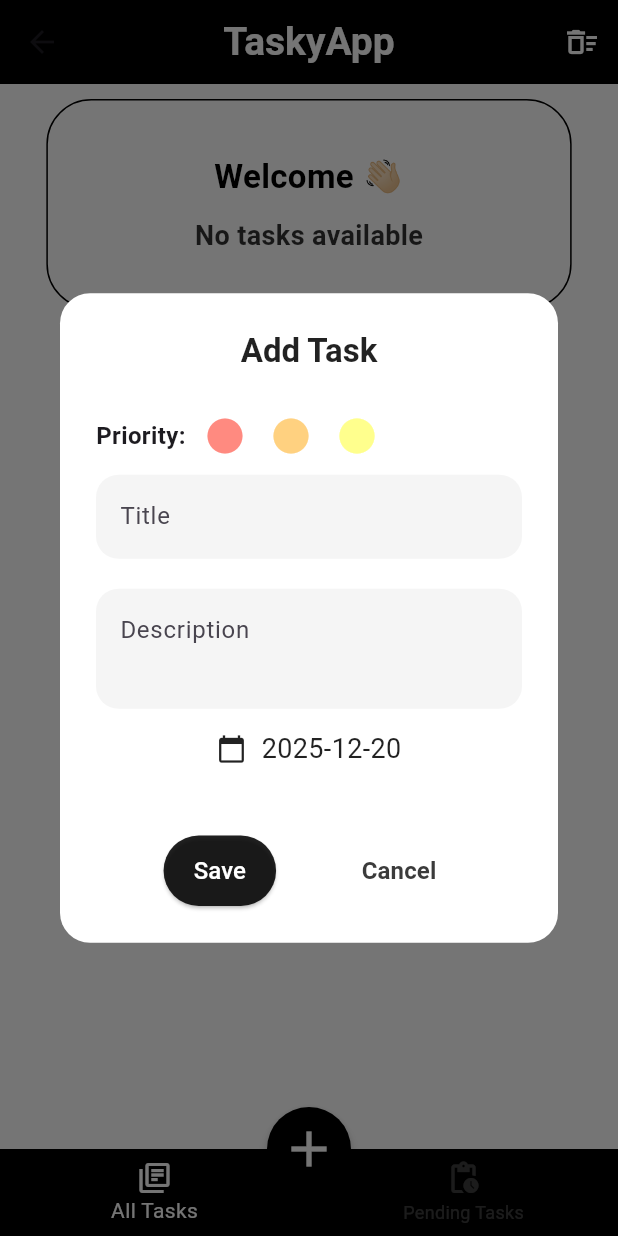
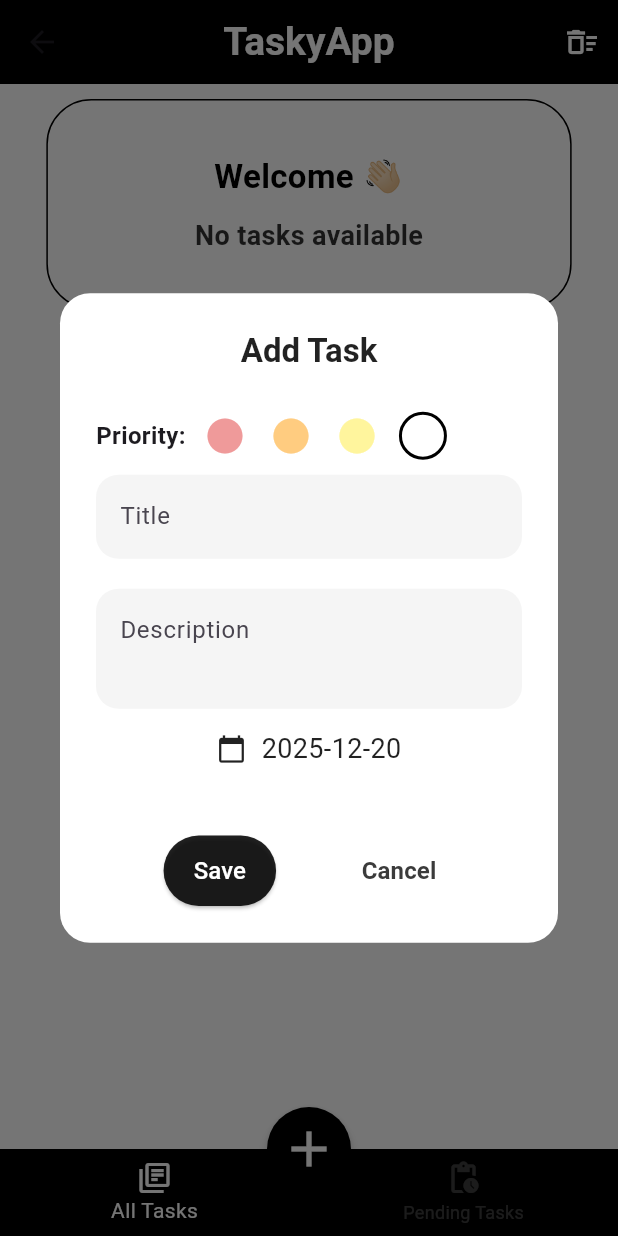
Before and after one commit to klarasameh1/TaskyApp, a Flutter app: the HomeScreen screen opened directly with empty values, after a tap on the "add" icon, on a phone screen of 412 x 824 dp. Run offline on Flutter 3.47's test engine with Material 3 defaults, Android fonts, the phone set to English and light mode, and no system bars; our stand-ins replace sqflite; accounts and stored records are empty.

Commit message:
fixed add issue

```diff
--- a/lib/database/helper/dp_helper.dart
+++ b/lib/database/helper/dp_helper.dart
@@ -14,7 +14,8 @@ class DBHelper {
   static Future<Database> _initDB() async {
     final dbPath = await getDatabasesPath();
     final path = join(dbPath, "tasks.db");
-    return openDatabase(
+
+    return await openDatabase(
       path,
       version: 1,
       onCreate: (db, version) async {
@@ -23,7 +24,7 @@ class DBHelper {
             id INTEGER PRIMARY KEY AUTOINCREMENT,
             name TEXT,
             desc TEXT,
-            date TEXT NOT NULL,
+            date TEXT,
             priority INTEGER,
             status INTEGER
           )
@@ -35,7 +36,7 @@ class DBHelper {
   // Insert task
   static Future<int> insertTask(Task task) async {
     final db = await database;
-    return db.insert("tasks", task.toMap());
+    return await db.insert("tasks", task.toMap());
   }
 
   // Get tasks
@@ -45,26 +46,31 @@ class DBHelper {
     List<Map<String, dynamic>> res;
 
     if (completed == null) {
-      res = await db.query('tasks');
+      res = await db.query('tasks', orderBy: 'id DESC');
     } else {
       res = await db.query(
         'tasks',
         where: 'status = ?',
         whereArgs: [completed ? 1 : 0],
+        orderBy: 'id DESC',
       );
     }
 
     return res.map((e) => Task.fromMap(e)).toList();
   }
 
-  // Update full task
+  // Update task
   static Future<int> updateTask(Task task) async {
     final db = await database;
-    return db.update("tasks", task.toMap(),
-        where: "id = ?", whereArgs: [task.id]);
+    return db.update(
+        "tasks",
+        task.toMap(),
+        where: "id = ?",
+        whereArgs: [task.id]
+    );
   }
 
-  // Update only status
+  // Update task status
   static Future<int> updateTaskStatus(int id, bool status) async {
     final db = await database;
     return db.update(
@@ -81,7 +87,7 @@ class DBHelper {
     return db.delete("tasks", where: "id = ?", whereArgs: [id]);
   }
 
-  // Clear all
+  // Clear all tasks
   static Future<void> clearTasks() async {
     final db = await database;
     await db.delete("tasks");
--- a/lib/dialogs/TaskDialog.dart
+++ b/lib/dialogs/TaskDialog.dart
@@ -13,7 +13,7 @@ class TaskDialog extends StatefulWidget {
     required this.title,
     this.initialName = '',
     this.initialDescription = '',
-    this.initialPriority = Colors.white70,
+    this.initialPriority = const Color(0xB3FFFFFF), // white70
     this.date = '',
     required this.onSubmit,
   });
@@ -24,25 +24,34 @@ class TaskDialog extends StatefulWidget {
 
 class _TaskDialogState extends State<TaskDialog> {
   late Color selectedPriority;
-  late TextEditingController nameController ;
-  late TextEditingController descController ;
+  late TextEditingController nameController;
+  late TextEditingController descController;
   late String selectedDate;
 
-  final Color red = Colors.redAccent.shade100;
-  final Color orange = Colors.orangeAccent.shade100;
-  final Color yellow = Colors.yellowAccent.shade100;
+  // Priority colors
+  final List<Color> priorityColors = [
+    Colors.red.shade200,
+    Colors.orange.shade200,
+    Colors.yellow.shade200,
+    const Color(0xB3FFFFFF), // white70
+  ];
 
   @override
   void initState() {
     super.initState();
     selectedPriority = widget.initialPriority;
-
     nameController = TextEditingController(text: widget.initialName);
     descController = TextEditingController(text: widget.initialDescription);
+    selectedDate = widget.date.isEmpty
+        ? DateTime.now().toString().substring(0, 10)
+        : widget.date;
+  }
 
-    selectedDate = widget.date.isEmpty
-        ? DateTime.now().toString().substring(0,10)
-        : widget.date;
+  @override
+  void dispose() {
+    nameController.dispose();
+    descController.dispose();
+    super.dispose();
   }
 
   Future<void> pickDate() async {
@@ -55,43 +64,45 @@ class _TaskDialogState extends State<TaskDialog> {
 
     if (picked != null) {
       setState(() {
-        selectedDate = picked.toString().substring(0,10);
+        selectedDate = picked.toString().substring(0, 10);
       });
     }
   }
 
-
-
   @override
   Widget build(BuildContext context) {
-
     return AlertDialog(
       backgroundColor: Colors.white,
       shape: RoundedRectangleBorder(
-        borderRadius: BorderRadius.circular(20)
+        borderRadius: BorderRadius.circular(20),
       ),
-      title: Center(child: Text(widget.title , style: TextStyle(fontWeight: FontWeight.bold , fontSize: 22 , color: Colors.black87),)),
+      title: Center(
+        child: Text(
+          widget.title,
+          style: TextStyle(
+            fontWeight: FontWeight.bold,
+            fontSize: 22,
+            color: Colors.black87,
+          ),
+        ),
+      ),
       content: SizedBox(
-        width: MediaQuery.of(context).size.width*0.8,
+        width: MediaQuery.of(context).size.width * 0.8,
         child: Column(
           mainAxisSize: MainAxisSize.min,
           children: [
-            SizedBox(height: 10,),
+            SizedBox(height: 10),
             Row(
               children: [
                 const Text(
                   "Priority: ",
                   style: TextStyle(fontSize: 16, fontWeight: FontWeight.bold),
                 ),
-                // Red button
-                _buildColorButton(red),
-                // Orange button
-                _buildColorButton(orange),
-                // Yellow button
-                _buildColorButton(yellow),
+                // Color buttons
+                ...priorityColors.map((color) => _buildColorButton(color)),
               ],
             ),
-            SizedBox(height: 10,),
+            SizedBox(height: 10),
             TextField(
               controller: nameController,
               decoration: InputDecoration(
@@ -111,7 +122,7 @@ class _TaskDialogState extends State<TaskDialog> {
               minLines: 2,
               expands: false,
               textInputAction: TextInputAction.newline,
-              decoration:  InputDecoration(
+              decoration: InputDecoration(
                 hintText: "Description",
                 filled: true,
                 fillColor: Colors.grey[100],
@@ -122,13 +133,13 @@ class _TaskDialogState extends State<TaskDialog> {
               ),
             ),
             const SizedBox(height: 14),
-
             GestureDetector(
-              onTap: pickDate, // opens calendar
+              onTap: pickDate,
               child: Row(
                 mainAxisAlignment: MainAxisAlignment.center,
                 children: [
-                  const Icon(Icons.calendar_today, size: 20, color: Colors.black87),
+                  const Icon(Icons.calendar_today,
+                      size: 20, color: Colors.black87),
                   const SizedBox(width: 10),
                   Text(
                     selectedDate,
@@ -140,8 +151,6 @@ class _TaskDialogState extends State<TaskDialog> {
                 ],
               ),
             ),
-
-
             const SizedBox(height: 20),
           ],
         ),
@@ -151,16 +160,19 @@ class _TaskDialogState extends State<TaskDialog> {
           mainAxisAlignment: MainAxisAlignment.spaceEvenly,
           children: [
             ElevatedButton(
-              onPressed: ()  {
+              onPressed: () {
                 if (nameController.text.trim().isEmpty) {
                   ScaffoldMessenger.of(context).showSnackBar(
-                    const SnackBar(content: Text("Task name is required") , duration: Duration(seconds: 5),),
+                    const SnackBar(
+                      content: Text("Task name is required"),
+                      duration: Duration(seconds: 2),
+                    ),
                   );
                   return;
                 }
                 widget.onSubmit(
-                  nameController.text,
-                  descController.text,
+                  nameController.text.trim(),
+                  descController.text.trim(),
                   selectedPriority,
                   selectedDate,
                 );
@@ -170,18 +182,28 @@ class _TaskDialogState extends State<TaskDialog> {
                 backgroundColor: Colors.black87,
                 padding: EdgeInsets.symmetric(horizontal: 20, vertical: 12),
               ),
-              child:  Text("Save", style: TextStyle(color: Colors.white , fontSize: 16) ),
+              child: Text(
+                "Save",
+                style: TextStyle(color: Colors.white, fontSize: 16),
+              ),
             ),
             TextButton(
               onPressed: () => Navigator.pop(context),
-              child: const Text("Cancel", style: TextStyle(color: Color(0xff3b3b3b) , fontSize: 16 , fontWeight: FontWeight.bold)),
+              child: const Text(
+                "Cancel",
+                style: TextStyle(
+                  color: Color(0xff3b3b3b),
+                  fontSize: 16,
+                  fontWeight: FontWeight.bold,
+                ),
+              ),
             ),
           ],
         ),
-
       ],
     );
   }
+
   Widget _buildColorButton(Color color) {
     return GestureDetector(
       onTap: () => setState(() => selectedPriority = color),
@@ -190,7 +212,9 @@ class _TaskDialogState extends State<TaskDialog> {
         decoration: BoxDecoration(
           shape: BoxShape.circle,
           border: Border.all(
-            color: selectedPriority == color ? Colors.black : Colors.transparent,
+            color: selectedPriority.value == color.value
+                ? Colors.black
+                : Colors.transparent,
             width: 2,
           ),
         ),
--- a/lib/dialogs/addDialog.dart
+++ b/lib/dialogs/addDialog.dart
@@ -6,24 +6,23 @@ import '../database/helper/dp_helper.dart';
 void showAddDialog(BuildContext context, VoidCallback refresh) {
   showDialog(
     context: context,
-    builder: (dialogContext) {
-      return TaskDialog(
+    builder: (context) => TaskDialog(
       title: "Add Task",
-        initialPriority: Colors.white70,
+      initialPriority: const Color(0xB3FFFFFF), // Use Color constructor for white70
       onSubmit: (name, desc, priority, date) async {
         final newTask = Task(
           name: name,
           desc: desc.isNotEmpty ? desc : "No description yet",
-            date: date.isEmpty ? DateTime.now().toString().substring(0, 10) : date,
+          date: date.isNotEmpty ? date : DateTime.now().toString().substring(0, 10),
           priority: priority,
           status: false,
         );
+
+        print('Adding task: ${newTask.name}, priority: ${priority.value}');
         await DBHelper.insertTask(newTask);
+        refresh(); // refresh task list
 
-          refresh(); // refresh task list
-          Navigator.pop(dialogContext);
       },
-      );
-    },
+    ),
   );
 }
--- a/lib/dialogs/editDialog.dart
+++ b/lib/dialogs/editDialog.dart
@@ -24,7 +24,6 @@ void showEditDialog(BuildContext context, Task task, VoidCallback refresh) {
 
         await DBHelper.updateTask(updatedTask); // update DB
         refresh(); // refresh task list in UI
-        Navigator.pop(context); // close dialog
       },
     ),
   );
--- a/lib/models/Task.dart
+++ b/lib/models/Task.dart
@@ -4,8 +4,8 @@ class Task {
   int? id;
   String name;
   String desc;
-  String date; // stored as YYYY-MM-DD
-  Color priority; // Flutter Color
+  String date;
+  Color priority;
   bool status;
 
   Task({
@@ -17,15 +17,37 @@ class Task {
     this.status = false,
   });
 
-  // Convert Task to Map for DB storage
-  factory Task.fromMap(Map<String, dynamic> map) => Task(
-    id: map['id'],
-    name: map['name'] ?? '',
-    desc: map['desc'] ?? '',
-    date: map['date'] ?? DateTime.now().toString().substring(0,10),
-    priority: map['priority'] != null ? Color(map['priority']) : Colors.white70,
-    status: map['status'] == 1,
-  );
+  factory Task.fromMap(Map<String, dynamic> map) {
+    // Handle priority conversion safely
+    Color priorityColor = Colors.white70; // Default
 
-  Map<String, dynamic> toMap() => {'id': id, 'name': name, 'desc': desc , 'date': date, 'priority':priority.value ,'status': status?1:0};
+    if (map['priority'] != null) {
+      try {
+        final priorityValue = map['priority'];
+        if (priorityValue is int) {
+          priorityColor = Color(priorityValue);
+        }
+      } catch (e) {
+        print('Error converting priority color: $e');
+      }
+    }
+
+    return Task(
+      id: map['id'],
+      name: map['name'] ?? '',
+      desc: map['desc'] ?? '',
+      date: map['date'] ?? DateTime.now().toString().substring(0, 10),
+      priority: priorityColor,
+      status: map['status'] == 1,
+    );
+  }
+
+  Map<String, dynamic> toMap() => {
+    'id': id,
+    'name': name,
+    'desc': desc,
+    'date': date,
+    'priority': priority.value,
+    'status': status ? 1 : 0,
+  };
 }
--- a/lib/screens/home_screen.dart
+++ b/lib/screens/home_screen.dart
@@ -18,25 +18,54 @@ class HomeScreen extends StatefulWidget {
 class _HomeScreenState extends State<HomeScreen> {
   int selectedItem = 0;
   List<Task> tasks = [];
+  bool isLoading = false;
 
   @override
   void initState() {
     super.initState();
-    loadTasks();
+    _loadTasks();
   }
 
-  Future<void> loadTasks() async {
-    final loaded = await DBHelper.getTasks();
-    setState(() {
-      tasks = loaded;
-    });
+  Future<void> _loadTasks() async {
+    if (isLoading) return;
+
+    setState(() => isLoading = true);
+
+    try {
+      print('Loading tasks from DB...');
+      final loaded = await DBHelper.getTasks();
+      print('Loaded ${loaded.length} tasks');
+      setState(() => tasks = loaded);
+    } catch (e) {
+      print('Error loading tasks: $e');
+    } finally {
+      setState(() => isLoading = false);
+    }
   }
 
-  Future<void> clearTasks() async {
-    await DBHelper.clearTasks();
-    setState(() {
-      tasks.clear();
-    });
+  Future<void> _clearTasks() async {
+    final confirmed = await showDialog(
+      context: context,
+      builder: (context) => AlertDialog(
+        title: const Text("Clear All Tasks"),
+        content: const Text("Are you sure you want to delete all tasks?"),
+        actions: [
+          TextButton(
+            onPressed: () => Navigator.pop(context, false),
+            child: const Text("Cancel"),
+          ),
+          TextButton(
+            onPressed: () => Navigator.pop(context, true),
+            child: const Text("Clear", style: TextStyle(color: Colors.red)),
+          ),
+        ],
+      ),
+    );
+
+    if (confirmed == true) {
+      await DBHelper.clearTasks();
+      await _loadTasks();
+    }
   }
 
   @override
@@ -59,7 +88,7 @@ class _HomeScreenState extends State<HomeScreen> {
         ),
         actions: [
           IconButton(
-            onPressed: clearTasks,
+            onPressed: _clearTasks,
             icon: const Icon(Icons.delete_sweep_outlined, color: Colors.white),
           ),
         ],
@@ -69,27 +98,31 @@ class _HomeScreenState extends State<HomeScreen> {
           const SizedBox(height: 10),
           StatsCard(
             name: widget.userName,
-            count: tasks.length,
+            count: tasks.where((task) => !task.status).length,
           ),
           const SizedBox(height: 15),
           Expanded(
-            child: selectedItem == 0
+            child: isLoading
+                ? const Center(
+              child: CircularProgressIndicator(
+                color: Colors.black,
+              ),
+            )
+                : selectedItem == 0
                 ? AllTasks(
               tasks: tasks,
-              refresh: loadTasks,
+              refresh: _loadTasks,
             )
                 : PendingTasks(
               tasks: tasks,
-              refresh: loadTasks,
+              refresh: _loadTasks,
             ),
           )
-
-
         ],
       ),
       floatingActionButtonLocation: FloatingActionButtonLocation.centerDocked,
       floatingActionButton: FloatingActionButton(
-        onPressed: () => showAddDialog(context, loadTasks),
+        onPressed: () => showAddDialog(context, _loadTasks),
         shape: const CircleBorder(),
         backgroundColor: Colors.black,
         elevation: 3,
@@ -105,11 +138,7 @@ class _HomeScreenState extends State<HomeScreen> {
           unselectedItemColor: Colors.white24,
           selectedItemColor: Colors.white,
           currentIndex: selectedItem,
-          onTap: (index) {
-            setState(() {
-              selectedItem = index;
-            });
-          },
+          onTap: (index) => setState(() => selectedItem = index),
           items: const [
             BottomNavigationBarItem(
               label: "All Tasks",
```
Also changed, not shown: lib/main.dart (+8 -1 lines), lib/screens/allTasks.dart (+7 -8 lines), lib/widgets/TaskListTile.dart (+4 -6 lines), lib/screens/pendigTasks.dart (line endings or trailing spaces). Lines whose indentation alone changed are shown as unchanged.
